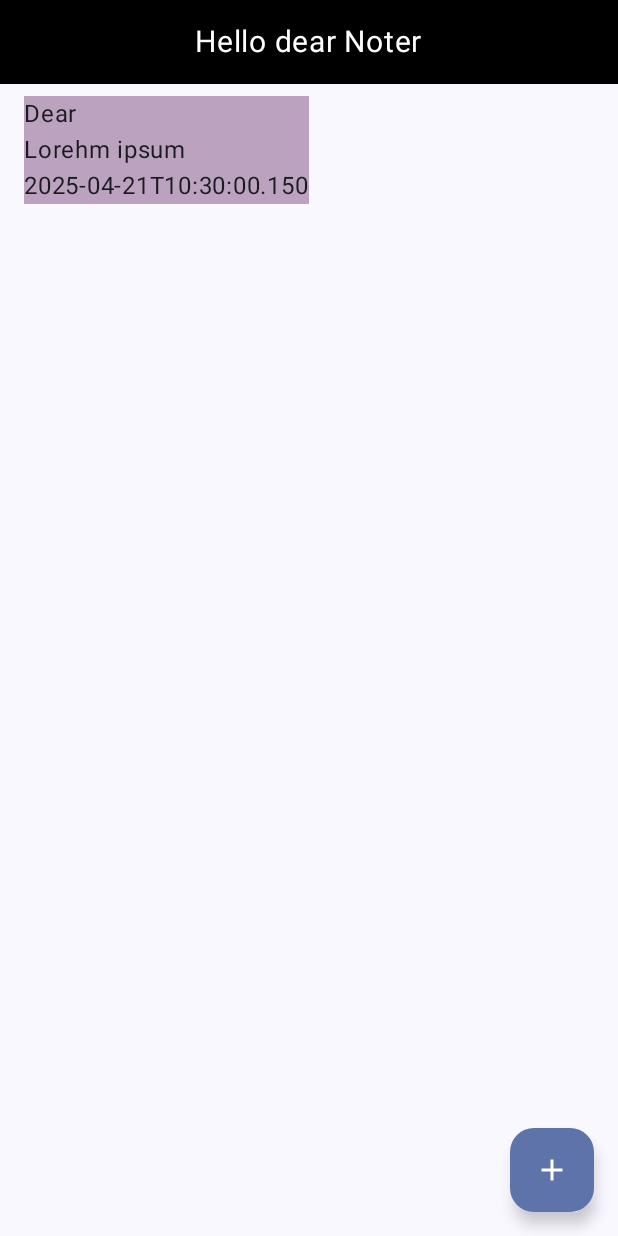
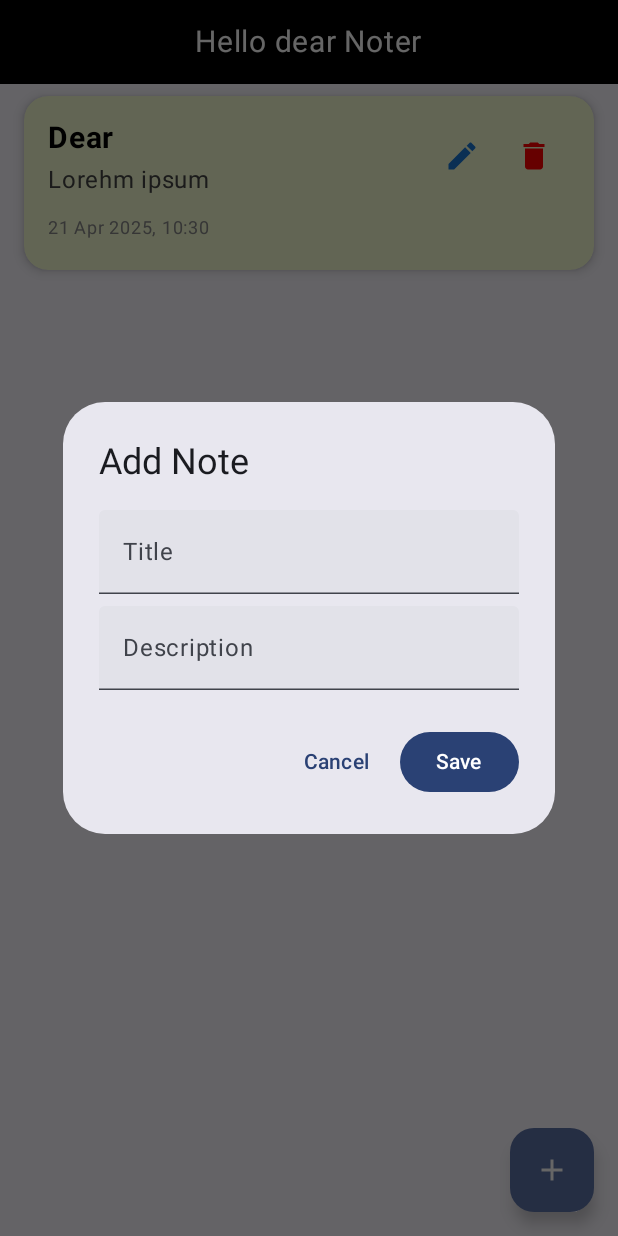
Before and after one commit to WantonOoze23/NoteList, an Android app built with Jetpack Compose: the screen it shows after launch (MainActivity), after a tap on "Add note", on a phone screen of 412 x 824 dp. Run offline under Robolectric (Android 15) with nearby library versions, the phone set to English and light mode, and no system bars; our stand-ins replace Dagger/Hilt's generated code, Room's generated code.

Commit message:
Visual appearance: sharply done

```diff
--- a/app/src/main/java/com/tyshko/notelist/MainActivity.kt
+++ b/app/src/main/java/com/tyshko/notelist/MainActivity.kt
@@ -50,7 +50,7 @@ fun AppNavigation(navController: NavHostController, viewModel: NoteListViewModel
             MainScreen(
                 viewModel,
                 navController,
-                onEvent = {}
+                onEvent = {viewModel.onEvent(it)}
             )
         }
 
--- a/app/src/main/java/com/tyshko/notelist/models/state/NoteState.kt
+++ b/app/src/main/java/com/tyshko/notelist/models/state/NoteState.kt
@@ -8,6 +8,6 @@ data class NoteState(
     val title: String = "",
     val description: String = "",
     val date: LocalDateTime = LocalDateTime.now(),
-
+    val noteToEdit: Note? = null,
     val isAddingNew: Boolean = false
 )
--- a/app/src/main/java/com/tyshko/notelist/ui/components/NoteCard.kt
+++ b/app/src/main/java/com/tyshko/notelist/ui/components/NoteCard.kt
@@ -1,42 +1,104 @@
 package com.tyshko.notelist.ui.components
 
 import androidx.compose.foundation.background
-import androidx.compose.foundation.layout.Column
-import androidx.compose.foundation.layout.padding
-import androidx.compose.material3.Text
+import androidx.compose.foundation.clickable
+import androidx.compose.foundation.layout.*
+import androidx.compose.foundation.shape.RoundedCornerShape
+import androidx.compose.material.icons.Icons
+import androidx.compose.material.icons.filled.Delete
+import androidx.compose.material.icons.filled.Edit
+import androidx.compose.material3.*
 import androidx.compose.runtime.Composable
 import androidx.compose.runtime.remember
+import androidx.compose.ui.Alignment
 import androidx.compose.ui.Modifier
+import androidx.compose.ui.draw.shadow
 import androidx.compose.ui.graphics.Color
+import androidx.compose.ui.text.font.FontWeight
 import androidx.compose.ui.unit.Dp
 import androidx.compose.ui.unit.dp
+import androidx.compose.ui.unit.sp
 import com.tyshko.notelist.models.note.Note
+import java.time.format.DateTimeFormatter
 import kotlin.random.Random
-
 
 @Composable
 fun NoteCard(
     note: Note,
     modifier: Modifier = Modifier,
-    cornerRadius: Dp = 10.dp,
-    onDeleteClick: () -> Unit
+    cornerRadius: Dp = 16.dp,
+    onDeleteClick: () -> Unit,
+    onEditClick: () -> Unit
 ) {
     val backgroundColor = remember(note.id) {
+        val base = 200
         Color(
-            red = Random.nextInt(256),
-            green = Random.nextInt(256),
-            blue = Random.nextInt(256),
+            red = base + Random.nextInt(55),
+            green = base + Random.nextInt(55),
+            blue = base + Random.nextInt(55),
             alpha = 255
         )
     }
 
-    Column(
+    val formatter = DateTimeFormatter.ofPattern("dd MMM yyyy, HH:mm")
+
+    Box(
         modifier = modifier
-            .padding(vertical = 8.dp, horizontal = 16.dp)
-            .background(color = backgroundColor)
+            .padding(horizontal = 16.dp, vertical = 8.dp)
+            .fillMaxWidth()
+            .shadow(4.dp, RoundedCornerShape(cornerRadius))
+            .background(backgroundColor, RoundedCornerShape(cornerRadius))
+            .padding(16.dp)
     ) {
-        Text(text = note.title)
-        Text(text = note.description)
-        Text(text = note.date.toString())
+        Column(
+            modifier = Modifier
+                .fillMaxWidth()
+        ) {
+            Row(
+                modifier = Modifier.fillMaxWidth(),
+                verticalAlignment = Alignment.Top
+            ) {
+                Column(
+                    modifier = Modifier.weight(1f)
+                ) {
+                    Text(
+                        text = note.title,
+                        fontSize = 20.sp,
+                        fontWeight = FontWeight.Bold,
+                        color = Color.Black
+                    )
+                    Spacer(modifier = Modifier.height(4.dp))
+                    Text(
+                        text = note.description,
+                        fontSize = 16.sp,
+                        color = Color.DarkGray
+                    )
+                    Spacer(modifier = Modifier.height(8.dp))
+                    Text(
+                        text = note.date.format(formatter),
+                        fontSize = 12.sp,
+                        color = Color.Gray
+                    )
+                }
+                Row(
+                    verticalAlignment = Alignment.Top
+                ) {
+                    IconButton(onClick = onEditClick) {
+                        Icon(
+                            imageVector = Icons.Default.Edit,
+                            contentDescription = "Edit note",
+                            tint = Color(0xFF1976D2)
+                        )
+                    }
+                    IconButton(onClick = onDeleteClick) {
+                        Icon(
+                            imageVector = Icons.Default.Delete,
+                            contentDescription = "Delete note",
+                            tint = Color.Red
+                        )
+                    }
+                }
+            }
+        }
     }
 }
--- a/app/src/main/java/com/tyshko/notelist/ui/screens/MainScreen.kt
+++ b/app/src/main/java/com/tyshko/notelist/ui/screens/MainScreen.kt
@@ -7,11 +7,17 @@ import androidx.compose.foundation.layout.statusBarsPadding
 import androidx.compose.foundation.lazy.LazyColumn
 import androidx.compose.material.icons.Icons
 import androidx.compose.material.icons.filled.Add
+import androidx.compose.material3.AlertDialog
+import androidx.compose.material3.Button
+import androidx.compose.material3.DatePicker
 import androidx.compose.material3.FloatingActionButton
 import androidx.compose.material3.Icon
 import androidx.compose.material3.Scaffold
 import androidx.compose.material3.Text
+import androidx.compose.material3.TextButton
+import androidx.compose.material3.TextField
 import androidx.compose.runtime.Composable
+import androidx.compose.runtime.collectAsState
 import androidx.compose.ui.Alignment
 import androidx.compose.ui.Modifier
 import androidx.compose.ui.graphics.Color
@@ -30,6 +36,7 @@ fun MainScreen(
     navHostController: NavHostController,
     onEvent: (NoteEvent) -> Unit
 ){
+    val state = viewModel.state.collectAsState().value
     Scaffold(
         modifier = Modifier
             .statusBarsPadding(),
@@ -58,12 +65,55 @@ fun MainScreen(
                     )
                 }
             }
+            items(state.notes.size) { index ->
+                val note = state.notes[index]
+                NoteCard(note = note,
+                    onDeleteClick = { viewModel.onEvent(NoteEvent.DeleteNote(note)) },
+                    onEditClick = { viewModel.onEvent(NoteEvent.EditNote(note)) }
+                )
+            }
             item{
-                val testNote: Note = Note(1, "Dear", "Lorehm ipsum")
-                NoteCard(testNote, modifier = Modifier) { }
+                val testNote = Note(1, "Dear", "Lorehm ipsum")
+                NoteCard(testNote, modifier = Modifier, onEditClick = {}, onDeleteClick = {})
             }
-
-
         }
     }
+
+    if (state.isAddingNew) {
+        AlertDialog(
+            onDismissRequest = {
+                onEvent(NoteEvent.HideDialog)
+            },
+            confirmButton = {
+                Button(onClick = {
+                    onEvent(NoteEvent.SaveNote)
+                }) {
+                    Text("Save")
+                }
+            },
+            dismissButton = {
+                TextButton(onClick = {
+                    onEvent(NoteEvent.HideDialog)
+                }) {
+                    Text("Cancel")
+                }
+            },
+            title = { Text("Add Note") },
+            text = {
+                Column {
+                    TextField(
+                        value = state.title,
+                        onValueChange = { onEvent(NoteEvent.SetTitle(it)) },
+                        label = { Text("Title") }
+                    )
+                    Spacer(modifier = Modifier.height(8.dp))
+                    TextField(
+                        value = state.description,
+                        onValueChange = { onEvent(NoteEvent.SetDescription(it)) },
+                        label = { Text("Description") }
+                    )
+                }
+            }
+        )
+    }
 }
--- a/app/src/main/java/com/tyshko/notelist/view/NoteEvent.kt
+++ b/app/src/main/java/com/tyshko/notelist/view/NoteEvent.kt
@@ -11,4 +11,5 @@ sealed interface NoteEvent {
     object ShowDialog: NoteEvent
     object HideDialog: NoteEvent
     data class DeleteNote(val note: Note): NoteEvent
+    data class EditNote(val note: Note): NoteEvent
 }
```
Also changed, not shown: app/src/main/java/com/tyshko/notelist/ui/components/AddNote.kt (added, +77 -0 lines), app/src/main/java/com/tyshko/notelist/view/NoteListViewModel.kt (+40 -8 lines).
